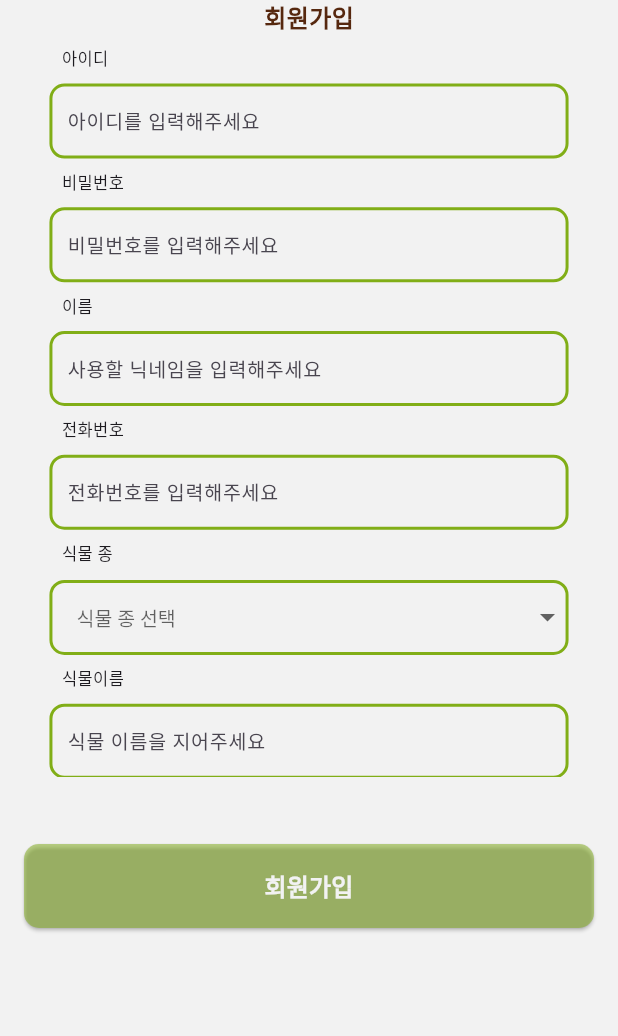
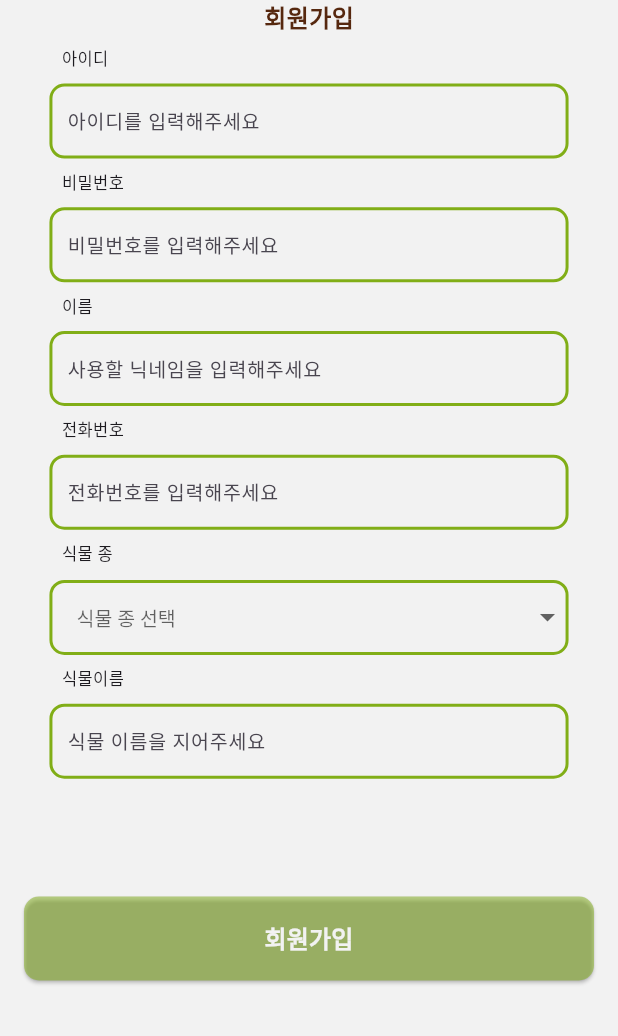
Before and after one commit to GrowingPetPlant/Front, a Flutter app: the screen it shows after launch, after a tap on "회원가입", on a phone screen of 412 x 824 dp, the part 200-1236 px from its top. Run offline on Flutter 3.47's test engine with Material 3 defaults, Android fonts, the phone set to English and light mode, and no system bars; drawn by our look-alikes of dropdown_button2; our stand-ins replace fl_chart, table_calendar; network calls fail.

```diff
--- a/lib/Sign_in.dart
+++ b/lib/Sign_in.dart
@@ -502,7 +502,7 @@ class Sign_in_view extends State<Sign_in> {
       //로그인 버튼
       bottomNavigationBar: Container(
         color: const Color(0xfff2f2f2),
-        margin: const EdgeInsets.only(bottom: 60),
+        margin: const EdgeInsets.only(bottom: 25),
         child: BottomAppBar(
           elevation: 0,
           color: const Color(0xFFF2F2F2),
--- a/lib/status_service.dart
+++ b/lib/status_service.dart
@@ -4,7 +4,7 @@ import 'status.dart';
 
 //String address = "http://localhost:8080";
 //String address = "http://172.30.1.82:8080";
-String address = "http://34.64.133.248:8080";
+String address = "http://35.216.120.157:8080";
 
 class StatusService {
   //온도
--- a/lib/user_service.dart
+++ b/lib/user_service.dart
@@ -4,7 +4,7 @@ import 'user.dart';
 
 //String address = "http://172.30.1.82:8080";
 //String address = "http://localhost:8080";
-String address = "http://34.64.133.248:8080";
+String address = "http://35.216.120.157:8080";
 
 class DBService {
   //
```
Also changed, not shown: lib/Home.dart (+40 -22 lines), assets/images/plant1.png (renamed from assets/images/plant_1.png), assets/images/plant2.png (renamed from assets/images/plant_2.png), assets/images/plant3.png (renamed from assets/images/plant_3.png), assets/images/plant4.png (renamed from assets/images/plant_4.png), 1 other file. Lines whose indentation alone changed are shown as unchanged.
